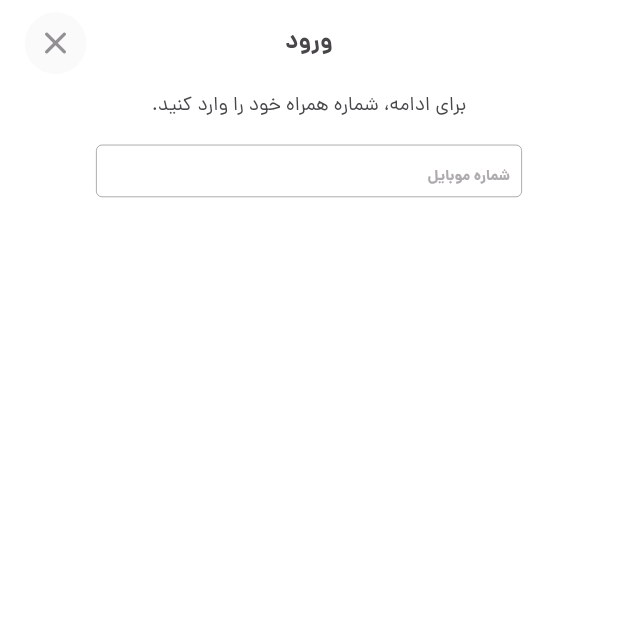
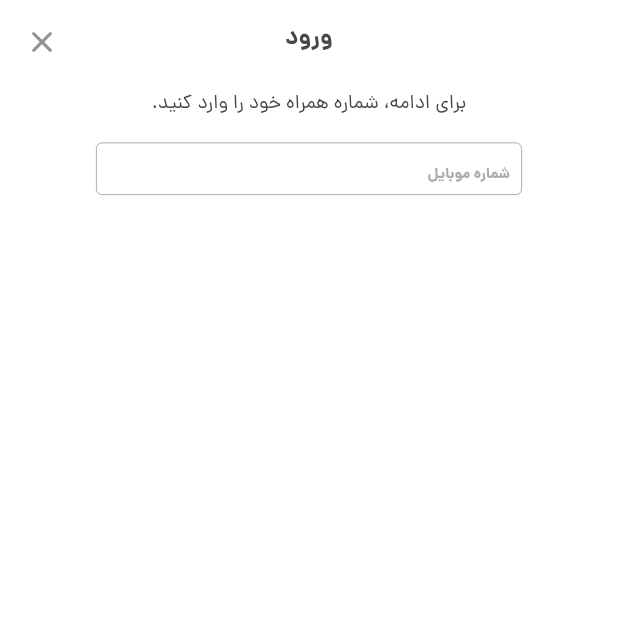
Before and after one commit to Majid-Ebrahimi/fadak_trains, a Flutter app: the screen it shows after launch, on a phone screen of 412 x 824 dp, the top half of it. Run offline on Flutter 3.47's test engine with Material 2 defaults, Android fonts, the phone set to English and light mode, and no system bars.

Commit message:
refactor Appbar

```diff
--- a/lib/ui/components.dart
+++ b/lib/ui/components.dart
@@ -3,87 +3,6 @@ import 'package:flutter/material.dart';
 import '../styles/size.dart';
 import '../styles/text_styles.dart';
 import '../util/colors.dart';
-
-//LoginSignUp toolbar
-//implement a toolbar as a widget that you can change parameters you want and Customize it
-Widget toolbar({
-  required BuildContext context,
-  required String title,
-  IconData? lead,
-  //TODO Create an Action
-  IconData? action,
-  bool hasAction = false,
-  Color toolbarColor = CustomColor.neutral000,
-  Color iconsColor = CustomColor.neutral40,
-  double? toolbarHeight,
-  double? toolbarWidth,
-}) {
-  //TODO Fix The Sizes
-  double titleMargin = MediaQuery.of(context).size.width * 0.11;
-  if (MediaQuery.of(context).orientation == Orientation.landscape) {
-    //TODO
-    titleMargin = MediaQuery.of(context).size.width * 0.16;
-  }
-  double iconBoxSize = MediaQuery.of(context).size.shortestSide * 0.1;
-  double iconsSize = MediaQuery.of(context).size.shortestSide * 0.0615;
-  return Container(
-    margin: EdgeInsets.only(
-      top: (MediaQuery.of(context).viewPadding.top),
-    ),
-    padding: EdgeInsets.only(
-        top: (MediaQuery.of(context).size.shortestSide * 0.02),
-        left: MediaQuery.of(context).size.width * 0.04),
-    height: toolbarHeight,
-    width: toolbarWidth,
-    child: Row(
-      // mainAxisAlignment: MainAxisAlignment.spaceBetween,
-      mainAxisAlignment: MainAxisAlignment.start,
-      children: [
-        //lead
-        if (lead == null)
-          Container(
-            width: iconBoxSize,
-            height: iconBoxSize,
-            decoration: const BoxDecoration(shape: BoxShape.circle),
-          )
-        else
-          Material(
-            shape: const CircleBorder(),
-            child: InkWell(
-              onTap: () {},
-              customBorder: const CircleBorder(),
-              child: Ink(
-                width: iconBoxSize,
-                height: iconBoxSize,
-                decoration: const BoxDecoration(shape: BoxShape.circle),
-                child: Icon(
-                  lead,
-                  color: iconsColor,
-                  size: iconsSize,
-                ),
-              ),
-            ),
-          ),
-        /////////////////////////////////////////
-
-        //Title
-        Container(
-          alignment: Alignment.center,
-          margin: EdgeInsets.only(
-            left: titleMargin,
-            top: MediaQuery.of(context).size.shortestSide * 0.01,
-          ),
-          width: MediaQuery.of(context).size.width * 0.5,
-          height: MediaQuery.of(context).size.height * 0.033,
-          child: Text(
-            title,
-            style: CustomTextStyle.bodyBold(color: CustomColor.neutral70),
-          ),
-        ),
-      ],
-    ),
-  );
-}
 
 //Main textInput
 //Base TextInput Style that have many parameters, you can change parameters you want and customize it
@@ -217,7 +136,7 @@ Widget rectangleButton({
 Widget textInputTitle(String text) {
   return Padding(
     padding: const EdgeInsets.only(
-      top: spacingXXXMiddle,
+      top: spacingXMiddle,
       bottom: spacingXMiddle,
       left: spacingXMedium,
       right: spacingXMedium,
--- a/lib/ui/login_sign_up.dart
+++ b/lib/ui/login_sign_up.dart
@@ -40,6 +40,7 @@ class _LoginOTP1State extends State<LoginOTP1> {
   @override
   Widget build(BuildContext context) {
     return Scaffold(
+      appBar: loginSignupAppBar(title: 'ورود'),
       body: Container(
         decoration: const BoxDecoration(
           color: CustomColor.neutral000,
@@ -53,11 +54,11 @@ class _LoginOTP1State extends State<LoginOTP1> {
 /////////////////////////////////////////////////////////////////////
           child: Column(
             children: [
-              toolbar(
-                context: context,
-                title: "ورود",
-                lead: Icons.close_rounded,
-              ),
+              // toolbar(
+              //   context: context,
+              //   title: "ورود",
+              //   lead: Icons.close_rounded,
+              // ),
               textInputTitle(
                 "برای ادامه، شماره همراه خود را وارد کنید.",
               ),
@@ -66,7 +67,6 @@ class _LoginOTP1State extends State<LoginOTP1> {
                 onChanged: (number) {
                   _value = number;
                   //TODO
-                  //_value.length == 11? _isButtonEnabled = true : _isButtonEnabled = false;
                 },
                 controller: textInputControllerPhoneNumber,
                 boxConstraints: const BoxConstraints(
@@ -116,5 +116,21 @@ class _LoginOTP1State extends State<LoginOTP1> {
     );
   }
 
-
+  AppBar loginSignupAppBar({required String title}) {
+    return AppBar(
+      title: Text(
+        title,
+        style: CustomTextStyle.bodyBold(color: CustomColor.neutral70),
+      ),
+      centerTitle: true,
+      backgroundColor: CustomColor.neutral000,
+      elevation: 0.0,
+      leading: IconButton(
+        icon: const Icon(Icons.close_rounded),
+        color: CustomColor.neutral40,
+        onPressed: () {},
+        splashRadius: Material.defaultSplashRadius / 2,
+      ),
+    );
+  }
 }
```
